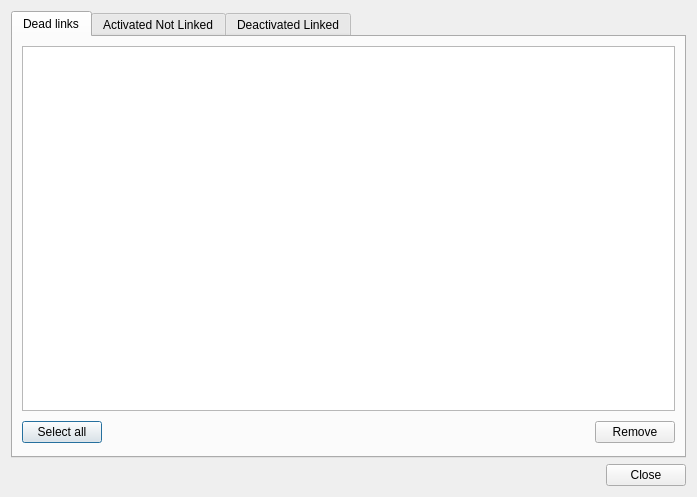
This is src/repair.ui in fontmatrix/fontmatrix as Qt 5 draws it before an edit. The edited form follows.
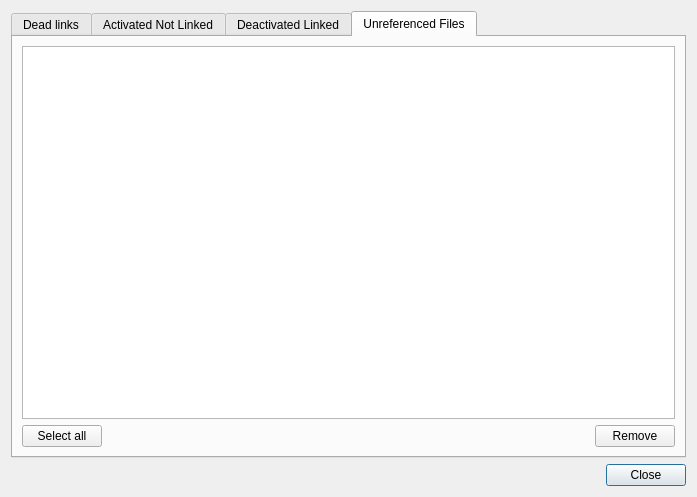
This is the edited form. The open tabs and pages were chosen to show the change.

The edit to the form file:
```diff
--- a/src/repair.ui
+++ b/src/repair.ui
@@ -13,6 +13,30 @@
    <string>Database repair</string>
   </property>
   <layout class="QGridLayout" >
+   <item row="1" column="0" >
+    <layout class="QHBoxLayout" >
+     <item>
+      <spacer>
+       <property name="orientation" >
+        <enum>Qt::Horizontal</enum>
+       </property>
+       <property name="sizeHint" stdset="0" >
+        <size>
+         <width>271</width>
+         <height>20</height>
+        </size>
+       </property>
+      </spacer>
+     </item>
+     <item>
+      <widget class="QPushButton" name="closeButton" >
+       <property name="text" >
+        <string>Close</string>
+       </property>
+      </widget>
+     </item>
+    </layout>
+   </item>
    <item row="0" column="0" >
     <widget class="QTabWidget" name="tabWidget" >
      <property name="currentIndex" >
@@ -164,31 +188,44 @@
        </item>
       </layout>
      </widget>
-    </widget>
+     <widget class="QWidget" name="tab_4" >
+      <attribute name="title" >
+       <string>Unreferenced Files</string>
+      </attribute>
+      <layout class="QGridLayout" name="gridLayout" >
+       <item row="0" column="0" colspan="3" >
+        <widget class="QListWidget" name="unrefList" />
    </item>
    <item row="1" column="0" >
-    <layout class="QHBoxLayout" >
-     <item>
-      <spacer>
+        <widget class="QPushButton" name="selectAllUnreferenced" >
+         <property name="text" >
+          <string>Select all</string>
+         </property>
+        </widget>
+       </item>
+       <item row="1" column="1" >
+        <spacer name="horizontalSpacer" >
        <property name="orientation" >
         <enum>Qt::Horizontal</enum>
        </property>
        <property name="sizeHint" stdset="0" >
         <size>
-         <width>271</width>
+           <width>489</width>
          <height>20</height>
         </size>
        </property>
       </spacer>
      </item>
-     <item>
-      <widget class="QPushButton" name="closeButton" >
+       <item row="1" column="2" >
+        <widget class="QPushButton" name="removeUnreferenced" >
        <property name="text" >
-        <string>Close</string>
+          <string>Remove</string>
        </property>
       </widget>
      </item>
     </layout>
+     </widget>
+    </widget>
    </item>
   </layout>
  </widget>
```
Left out of the diff: 2 changed lines with no effect on the pictures. Lines whose indentation alone changed are shown as unchanged.
